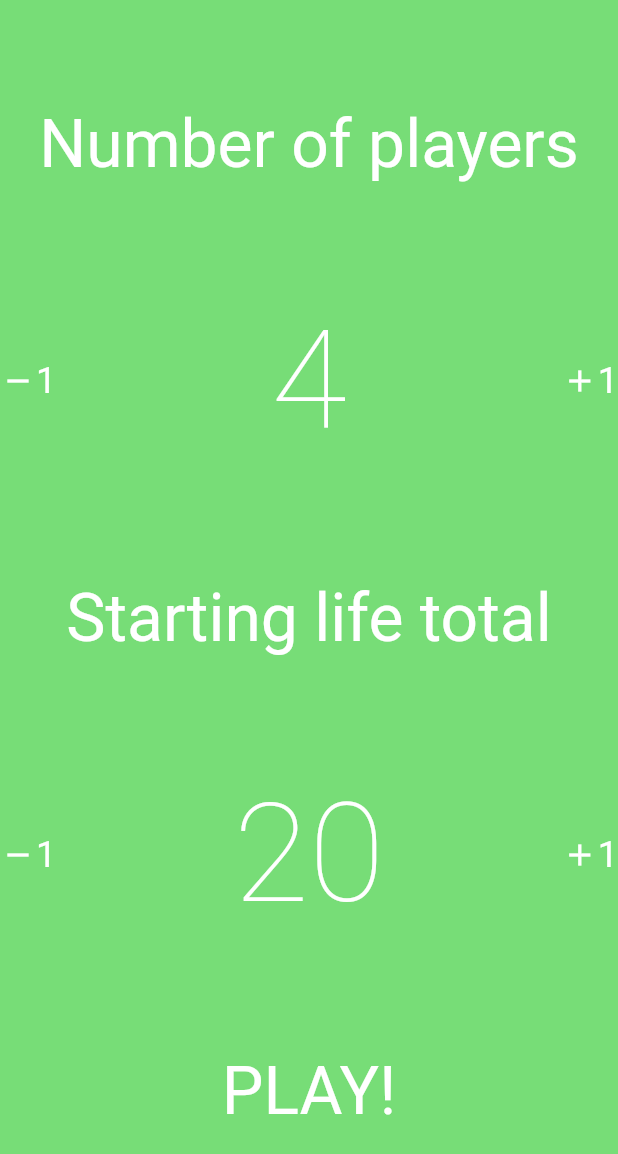
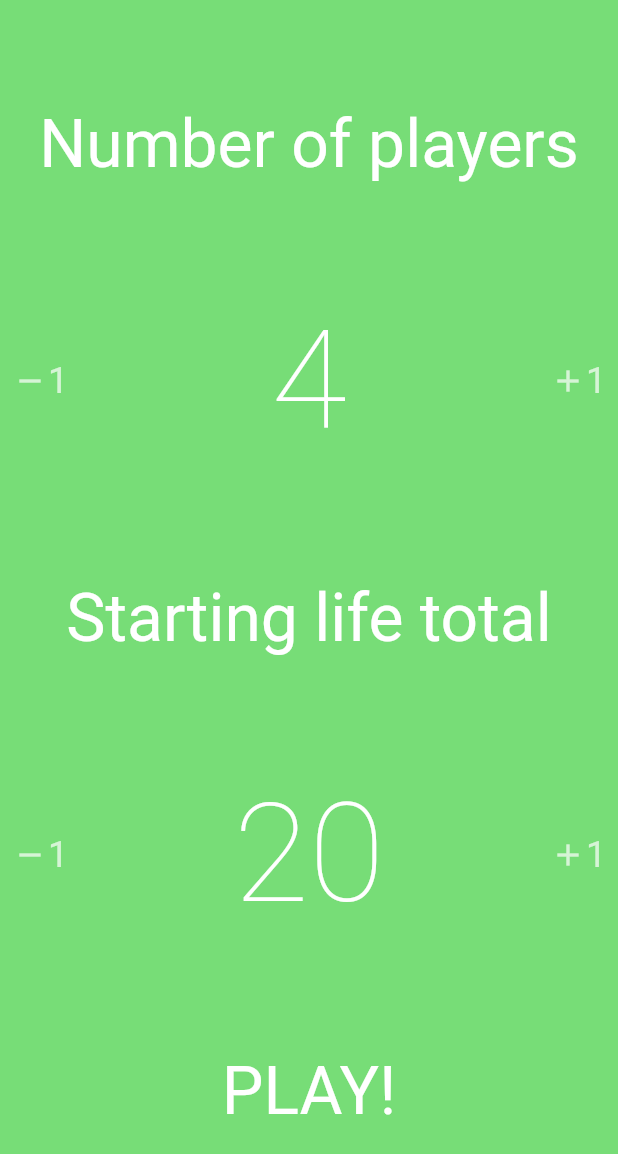
Before and after one commit to Akurom/mtg_roulette, a Flutter app: the screen it shows after launch, on a phone screen of 412 x 824 dp. Shown: the top 1154 px of the screen. Run offline on Flutter 3.47's test engine with Material 2 defaults, Android fonts, the light colour scheme and no system bars; our stand-ins replace google_fonts.

Commit message:
many small fixes

```diff
--- a/lib/const/size_constants.dart
+++ b/lib/const/size_constants.dart
@@ -3,13 +3,28 @@
 class SizeConstants {
   SizeConstants._();
 
+  // --- Standard
+    // --- Padding
+  static const double standardPaddingRatio = 1/26;
+  static const double smallPaddingRatio = 1/52;
+
+  // --- Counter
+  static const double minCounterButtonRatio = 1/8;
+
+  // --- Damage snackbar
   static const double damageSnackWidth = 1/7.5;
   static const double damageSnackHeight = 1/15;
 
+  // --- Menu
   static const double centerMenuButtonWidth = 1/8;
 
+  // --- Markers menu
   static const double markerWidth = 1/12;
 
+  // --- Commander
   static const double commanderTagWidth = 1/13;
 
+
+
+
 }
--- a/lib/views/widgets/commander_damage_bar.dart
+++ b/lib/views/widgets/commander_damage_bar.dart
@@ -17,10 +17,11 @@ class CommanderDamageBar extends StatelessWidget {
     List<PlayerModel> players = context.select<GameModel, List<PlayerModel>>((game) => game.players);
 
     return Container(
+      padding: EdgeInsets.only(bottom: screenWidth(context) * SizeConstants.standardPaddingRatio),
       width: (screenWidth(context) * SizeConstants.commanderTagWidth).hypotenuse,
       //decoration: BoxDecoration(border: Border.all()),
       child: Column(
-        mainAxisAlignment: MainAxisAlignment.spaceEvenly,
+        mainAxisAlignment: MainAxisAlignment.end,
         children: [
           for (PlayerModel p in players)
             if (p != currentPlayer) CommanderDamageTag(playerModel: p),
--- a/lib/views/widgets/counter/counter.dart
+++ b/lib/views/widgets/counter/counter.dart
@@ -1,5 +1,6 @@
 import 'package:flutter/material.dart';
 import 'package:mtg_roulette/commands/modify_counter_command.dart';
+import 'package:mtg_roulette/const/size_constants.dart';
 import 'package:mtg_roulette/models/counter_model.dart';
 import 'package:mtg_roulette/models/player_model.dart';
 import 'package:mtg_roulette/tools/tools.dart';
@@ -7,16 +8,12 @@ import 'package:mtg_roulette/views/widgets/counter/counter_digits.dart';
 import 'package:provider/provider.dart';
 import 'counter_button.dart';
 
-
 class Counter extends StatelessWidget {
   final CounterModel _counterModel;
   final int? lowLimit, highLimit;
   final List<int> paces;
 
-  const Counter({
-    Key? key,
-    required CounterModel model,
-    this.lowLimit, this.highLimit, this.paces = const [1]})
+  const Counter({Key? key, required CounterModel model, this.lowLimit, this.highLimit, this.paces = const [1]})
       : _counterModel = model,
         super(key: key);
 
@@ -33,10 +30,7 @@ class Counter extends StatelessWidget {
   @override
   Widget build(BuildContext context) {
     return Container(
-      height: screenWidth(context) * 3/10,
-      decoration: BoxDecoration(
-        //border: Border.all(color: Colors.red),
-      ),
+      height: screenWidth(context) * 3 / 10,
       child: Row(
         mainAxisAlignment: MainAxisAlignment.center,
         children: [
@@ -49,17 +43,19 @@ class Counter extends StatelessWidget {
           ),
           ConstrainedBox(
             constraints: BoxConstraints(
-                maxWidth: screenWidth(context) * 3/5,
-                maxHeight: screenWidth(context) * 3/10),
-            child: FittedBox(
-              fit: BoxFit.fill,
+              maxWidth: screenWidth(context) -
+                  screenWidth(context) *
+                      (2 * SizeConstants.commanderTagWidth.hypotenuse +
+                          5 * SizeConstants.smallPaddingRatio +
+                          2 * SizeConstants.minCounterButtonRatio),
+              //maxHeight: screenWidth(context) * 3 / 10
+            ),
             child: ChangeNotifierProvider<CounterModel>.value(
               value: _counterModel,
               child: Consumer<CounterModel>(
                 builder: (context, counter, child) {
                   return CounterDigits(count: counter.count);
                 },
-                ),
               ),
             ),
           ),
--- a/lib/views/widgets/counter/counter_button.dart
+++ b/lib/views/widgets/counter/counter_button.dart
@@ -4,6 +4,8 @@ import 'package:flutter/material.dart';
 import 'dart:async';
 
 import 'package:mtg_roulette/const/color_constants.dart';
+import 'package:mtg_roulette/const/size_constants.dart';
+import 'package:mtg_roulette/tools/tools.dart';
 
 typedef void IntCallback(int c);
 
@@ -27,6 +29,10 @@ class CounterButton extends StatelessWidget {
     return Expanded(
       child: GestureDetector(
         behavior: HitTestBehavior.translucent,
+        child: Opacity(
+          opacity: 0.7,
+          child: Padding(
+            padding: EdgeInsets.symmetric(horizontal: screenWidth(context) * SizeConstants.smallPaddingRatio),
             child: Row(
               mainAxisAlignment: pace > 0 ? MainAxisAlignment.end : MainAxisAlignment.start,
               children: [
@@ -37,6 +43,8 @@ class CounterButton extends StatelessWidget {
                 ),
                 Text(pace.abs().toString(), style: Theme.of(context).textTheme.headlineSmall),
               ],
+            ),
+          ),
         ),
         onTap: () {
           onClicked(pace);
--- a/lib/views/widgets/counter/counter_digits.dart
+++ b/lib/views/widgets/counter/counter_digits.dart
@@ -7,9 +7,12 @@ class CounterDigits extends StatelessWidget {
 
   @override
   Widget build(BuildContext context) {
-    return Text(
+    return FittedBox(
+      fit: BoxFit.fitWidth,
+      child: Text(
         count.toString(),
         style: Theme.of(context).textTheme.displayLarge,
+      ),
     );
   }
 }
--- a/lib/views/widgets/damage_snack.dart
+++ b/lib/views/widgets/damage_snack.dart
@@ -71,7 +71,7 @@ class _DamageSnackState extends State<DamageSnack> {
         return SizedBox(
             width: 0, height: 0,
             child: OverflowBox(
-                alignment: Alignment.bottomCenter,
+                alignment: Alignment.topCenter,
                 /*minHeight: 20,
                 minWidth: 20,*/
                 maxHeight: screenWidth(context) * SizeConstants.damageSnackWidth,
--- a/lib/views/widgets/top_bar.dart
+++ b/lib/views/widgets/top_bar.dart
@@ -35,9 +35,9 @@ class TopBar extends StatelessWidget {
           },
         ),
 
-        Flexible(
+        /*Flexible(
           child: DamageSnack(initialCount: player.lifeCount, counter: player.lifeCounter,),
-        ),
+        ),*/
       ],
     );
   }
```
Also changed, not shown: lib/views/widgets/player.dart (+15 -11 lines). Lines whose indentation alone changed are shown as unchanged.
